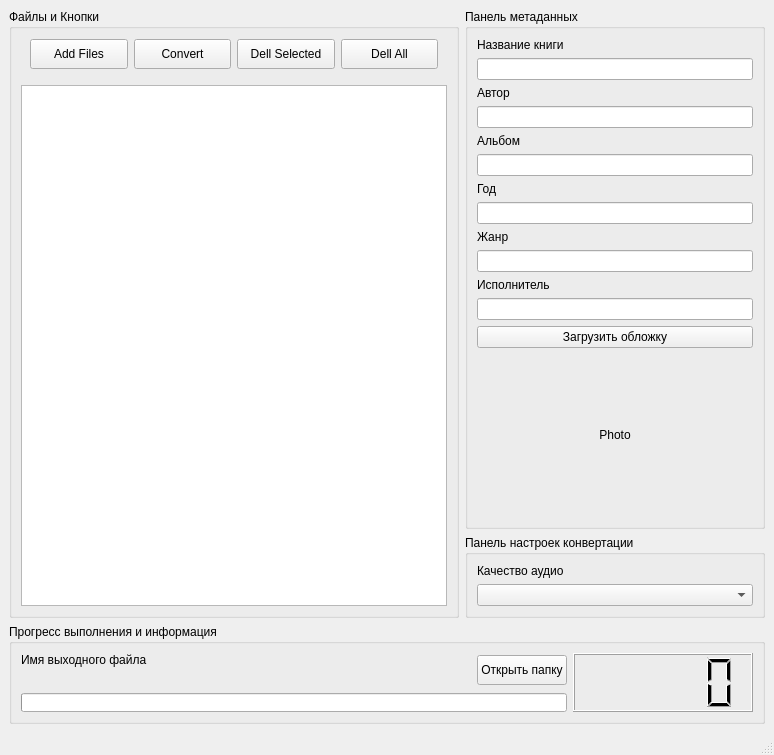
This is gui/gui_test.ui in Alexploy777/audiobook_maker as Qt 5 draws it before an edit. The edited form follows.
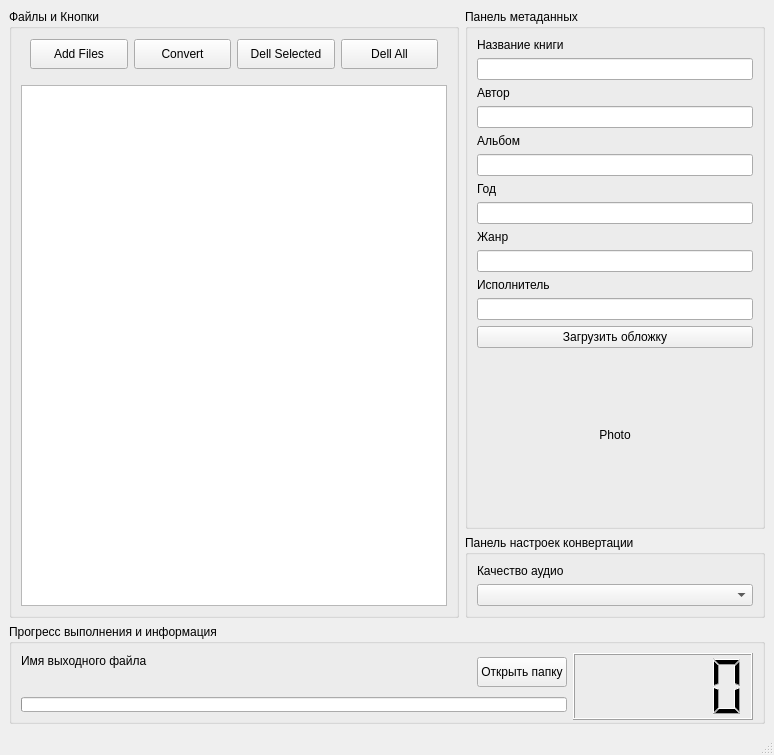
This is the edited form.

Patch:
```diff
--- a/gui/gui_test.ui
+++ b/gui/gui_test.ui
@@ -288,8 +288,8 @@
                                         <widget class="QLCDNumber" name="lcdNumber">
                                             <property name="minimumSize">
                                                 <size>
-                                                    <width>0</width>
-                                                    <height>50</height>
+                                                    <width>180</width>
+                                                    <height>67</height>
                                                 </size>
                                             </property>
                                             <property name="smallDecimalPoint">
```
Left out of the diff: 6 changed lines with no effect on the pictures.
